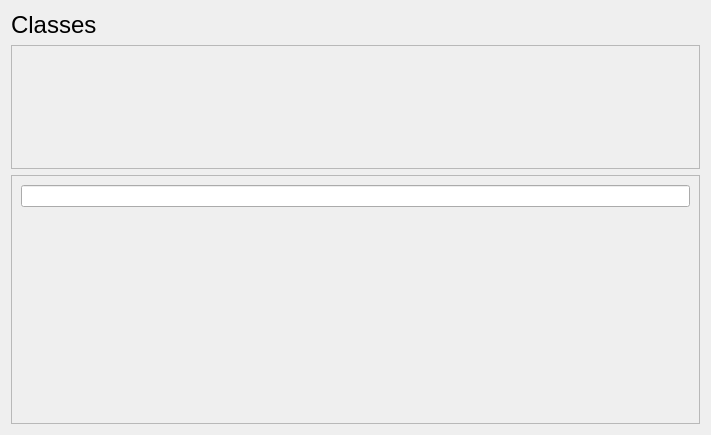
Old version of the form src/widgets/AddRemoveClass/addremoveclass.ui in the repository gregk27/TasQ-Application.
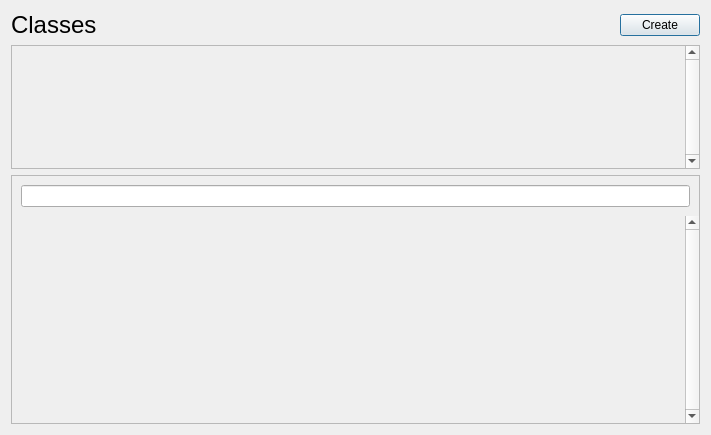
New version of the form.

Commit message: Finish AddRemoveClass layout

```diff
--- a/src/widgets/AddRemoveClass/addremoveclass.ui
+++ b/src/widgets/AddRemoveClass/addremoveclass.ui
@@ -15,6 +15,24 @@
   </property>
   <layout class="QVBoxLayout" name="verticalLayout">
    <item>
+    <widget class="QWidget" name="widget_2" native="true">
+     <layout class="QHBoxLayout" name="horizontalLayout_2">
+      <property name="spacing">
+       <number>0</number>
+      </property>
+      <property name="leftMargin">
+       <number>0</number>
+      </property>
+      <property name="topMargin">
+       <number>0</number>
+      </property>
+      <property name="rightMargin">
+       <number>0</number>
+      </property>
+      <property name="bottomMargin">
+       <number>0</number>
+      </property>
+      <item>
     <widget class="QLabel" name="label">
      <property name="sizePolicy">
       <sizepolicy hsizetype="Preferred" vsizetype="Fixed">
@@ -33,6 +51,40 @@
     </widget>
    </item>
    <item>
+       <widget class="QPushButton" name="createClassButton">
+        <property name="sizePolicy">
+         <sizepolicy hsizetype="Fixed" vsizetype="Fixed">
+          <horstretch>0</horstretch>
+          <verstretch>0</verstretch>
+         </sizepolicy>
+        </property>
+        <property name="minimumSize">
+         <size>
+          <width>0</width>
+          <height>0</height>
+         </size>
+        </property>
+        <property name="baseSize">
+         <size>
+          <width>0</width>
+          <height>0</height>
+         </size>
+        </property>
+        <property name="text">
+         <string>Create</string>
+        </property>
+        <property name="checkable">
+         <bool>false</bool>
+        </property>
+        <property name="default">
+         <bool>true</bool>
+        </property>
+       </widget>
+      </item>
+     </layout>
+    </widget>
+   </item>
+   <item>
     <widget class="QFrame" name="classes">
      <property name="sizePolicy">
       <sizepolicy hsizetype="Preferred" vsizetype="Minimum">
@@ -88,6 +140,12 @@
         <property name="frameShadow">
          <enum>QFrame::Plain</enum>
         </property>
+        <property name="verticalScrollBarPolicy">
+         <enum>Qt::ScrollBarAlwaysOn</enum>
+        </property>
+        <property name="horizontalScrollBarPolicy">
+         <enum>Qt::ScrollBarAlwaysOff</enum>
+        </property>
         <property name="widgetResizable">
          <bool>true</bool>
         </property>
@@ -96,7 +154,7 @@
           <rect>
            <x>0</x>
            <y>0</y>
-           <width>691</width>
+           <width>677</width>
            <height>123</height>
           </rect>
          </property>
@@ -176,6 +234,9 @@
         <property name="frameShadow">
          <enum>QFrame::Plain</enum>
         </property>
+        <property name="verticalScrollBarPolicy">
+         <enum>Qt::ScrollBarAlwaysOn</enum>
+        </property>
         <property name="horizontalScrollBarPolicy">
          <enum>Qt::ScrollBarAlwaysOff</enum>
         </property>
@@ -187,7 +248,7 @@
           <rect>
            <x>0</x>
            <y>0</y>
-           <width>691</width>
+           <width>677</width>
            <height>209</height>
           </rect>
          </property>
```
Lines whose indentation alone changed are shown as unchanged. The commit also changes 1 other file.
